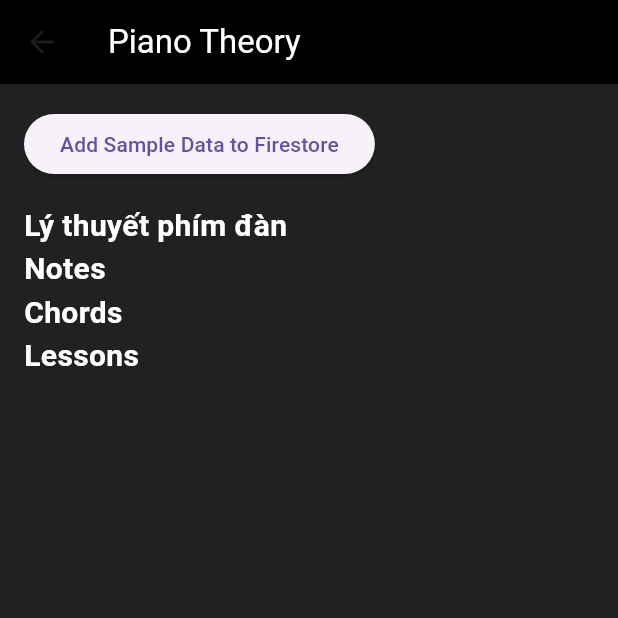
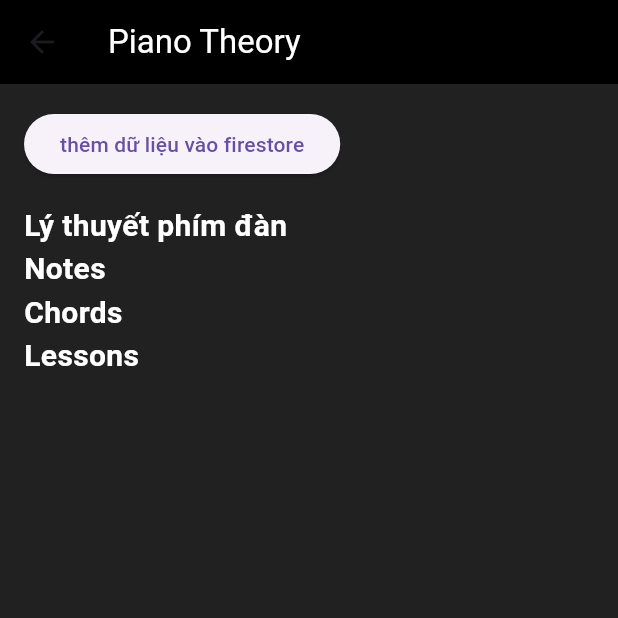
Before and after one commit to Vantoan252003/LearnPiano, a Flutter app: the TheoryPage screen opened directly, on a phone screen of 412 x 824 dp, the top half of it. Run offline on Flutter 3.47's test engine with Material 3 defaults, Android fonts, the phone set to English and light mode, and no system bars; our stand-ins replace audioplayers, cloud_firestore, file_picker, firebase_core, firebase_storage; missing offline and left inert: flutter_midi_pro, flutter_piano_pro; accounts and stored records are empty.

Commit message:
Phuong day

```diff
--- a/lib/theory.dart
+++ b/lib/theory.dart
@@ -28,7 +28,7 @@ class TheoryPage extends StatelessWidget {
                     SnackBar(content: Text('Sample data added to Firestore')),
                   );
                 },
-                child: Text('Add Sample Data to Firestore'),
+                child: Text('thêm dữ liệu vào firestore'),
               ),
             ),
             Padding(
```
